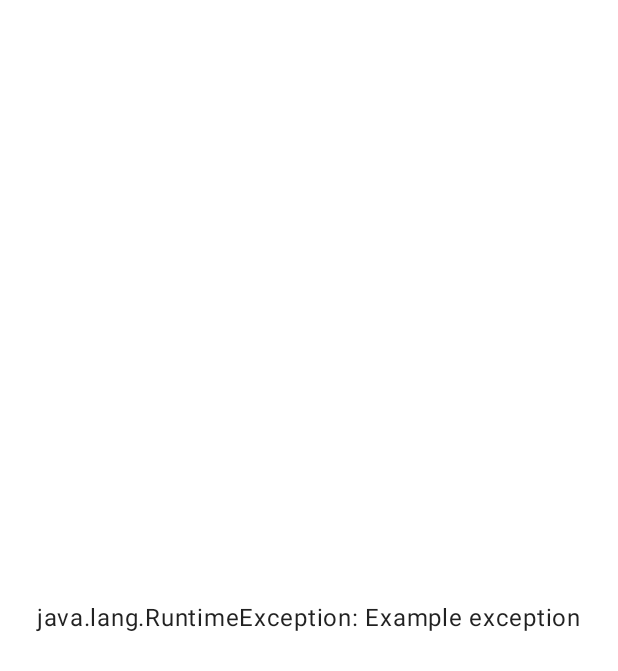
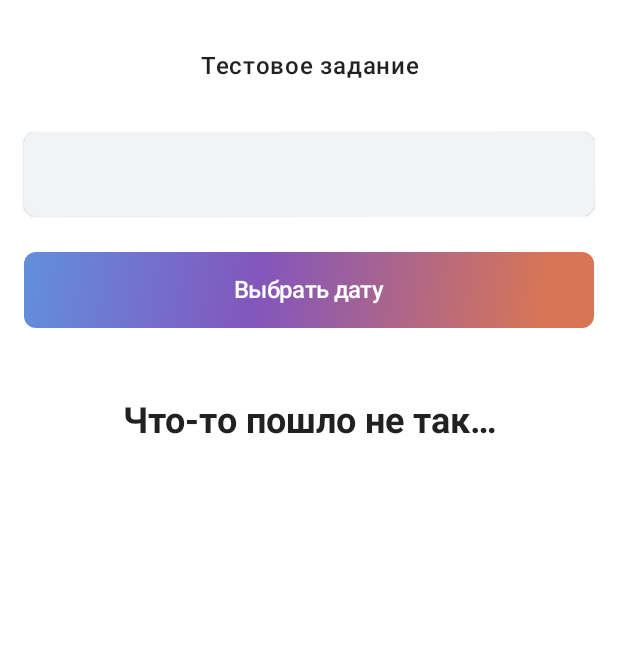
Before and after one commit to Sholastik/EthereumPrice, an Android app built with Jetpack Compose: the @Preview function PriceScreenBodyErrorPreview, on a phone screen of 412 x 824 dp. Shown: the top 671 px of the screen. Run offline under Robolectric (Android 15) with nearby library versions, the phone set to English and light mode, and no system bars.

Commit message:
Added Error and Loading states into UI

```diff
--- a/app/src/main/java/com/vyacheslavivanov/ethereumprice/ui/price/PriceDateCard.kt
+++ b/app/src/main/java/com/vyacheslavivanov/ethereumprice/ui/price/PriceDateCard.kt
@@ -16,30 +16,40 @@ import androidx.compose.ui.tooling.preview.Preview
 import androidx.compose.ui.unit.dp
 import androidx.compose.ui.unit.sp
 import com.vyacheslavivanov.ethereumprice.R
+import com.vyacheslavivanov.ethereumprice.data.Resource
 import com.vyacheslavivanov.ethereumprice.data.price.Price
 import java.text.SimpleDateFormat
 import java.util.*
 
 @OptIn(ExperimentalMaterialApi::class)
 @Composable
-fun PriceDateCard(modifier: Modifier = Modifier, price: Price, onClick: () -> Unit) {
+fun PriceDateCard(
+    modifier: Modifier = Modifier,
+    price: Resource<Price>,
+    onClick: () -> Unit
+) {
     Card(
         modifier = modifier,
         backgroundColor = Color(0xFFF2F3F5),
         shape = RoundedCornerShape(8.dp),
         onClick = onClick
     ) {
+        val text = when (price) {
+            is Resource.Success -> when (price.data) {
+                is Price.Live -> stringResource(id = R.string.price_card_date_now)
+                is Price.Historical -> SimpleDateFormat(
+                    stringResource(id = R.string.price_card_date_format),
+                    Locale.getDefault()
+                ).format(price.data.date)
+            }
+            else -> ""
+        }
+
         Text(
             modifier = Modifier
                 .padding(16.dp)
                 .fillMaxWidth(),
-            text = when (price) {
-                is Price.Live -> stringResource(id = R.string.price_card_date_now)
-                is Price.Historical -> SimpleDateFormat(
-                    stringResource(id = R.string.price_card_date_format),
-                    Locale.getDefault()
-                ).format(price.date)
-            },
+            text = text,
             textAlign = TextAlign.Center,
             fontSize = 16.sp
         )
@@ -55,8 +65,10 @@ fun PriceDateCardPreview() {
     Column {
         PriceDateCard(
             modifier = Modifier.padding(16.dp),
-            price = Price.Live(
-                100.0
+            price = Resource.Success(
+                Price.Live(
+                    100.0
+                )
             ),
             onClick = {}
         )
--- a/app/src/main/java/com/vyacheslavivanov/ethereumprice/ui/price/PriceScreen.kt
+++ b/app/src/main/java/com/vyacheslavivanov/ethereumprice/ui/price/PriceScreen.kt
@@ -1,14 +1,14 @@
 package com.vyacheslavivanov.ethereumprice.ui.price
 
-import androidx.compose.foundation.layout.*
-import androidx.compose.material.CircularProgressIndicator
+import androidx.compose.foundation.layout.Column
+import androidx.compose.foundation.layout.Spacer
+import androidx.compose.foundation.layout.height
+import androidx.compose.foundation.layout.padding
 import androidx.compose.material.MaterialTheme
 import androidx.compose.material.Scaffold
-import androidx.compose.material.Text
 import androidx.compose.runtime.Composable
 import androidx.compose.runtime.collectAsState
 import androidx.compose.runtime.getValue
-import androidx.compose.ui.Alignment
 import androidx.compose.ui.Modifier
 import androidx.compose.ui.tooling.preview.Preview
 import androidx.compose.ui.unit.dp
@@ -30,28 +30,19 @@ fun PriceScreen(viewModel: PriceViewModel) {
 
 @Composable
 fun PriceBody(modifier: Modifier = Modifier, price: Resource<Price>) {
-    when (price) {
-        is Resource.Error -> Column(
-            modifier = modifier.fillMaxSize(),
-            verticalArrangement = Arrangement.Center,
-            horizontalAlignment = Alignment.CenterHorizontally
-        ) {
-            Text(price.exception.toString())
-        }
-        Resource.Loading -> CircularProgressIndicator()
-        is Resource.Success -> Column(
+    Column(
         modifier = modifier.padding(16.dp),
     ) {
         PriceScreenTitle()
         Spacer(modifier = Modifier.height(16.dp))
-            PriceDateCard(price = price.data, onClick = {
+
+        PriceDateCard(price = price, onClick = {
 
         })
         Spacer(modifier = Modifier.height(24.dp))
         PriceDateSelectButton()
         Spacer(modifier = Modifier.height(48.dp))
-            PriceText(price = price.data)
-        }
+        PriceText(price = price)
     }
 }
 
--- a/app/src/main/java/com/vyacheslavivanov/ethereumprice/ui/price/PriceText.kt
+++ b/app/src/main/java/com/vyacheslavivanov/ethereumprice/ui/price/PriceText.kt
@@ -2,34 +2,41 @@ package com.vyacheslavivanov.ethereumprice.ui.price
 
 import androidx.compose.foundation.Image
 import androidx.compose.foundation.layout.*
+import androidx.compose.material.CircularProgressIndicator
 import androidx.compose.material.Text
 import androidx.compose.runtime.Composable
 import androidx.compose.ui.Alignment
 import androidx.compose.ui.Modifier
 import androidx.compose.ui.graphics.vector.ImageVector
+import androidx.compose.ui.res.stringResource
 import androidx.compose.ui.res.vectorResource
 import androidx.compose.ui.text.TextStyle
 import androidx.compose.ui.text.font.FontWeight
+import androidx.compose.ui.text.style.TextAlign
 import androidx.compose.ui.tooling.preview.Preview
 import androidx.compose.ui.unit.dp
 import androidx.compose.ui.unit.sp
 import com.vyacheslavivanov.ethereumprice.R
+import com.vyacheslavivanov.ethereumprice.data.Resource
 import com.vyacheslavivanov.ethereumprice.data.price.Price
 
 @Composable
 fun PriceText(
     modifier: Modifier = Modifier,
-    price: Price
+    price: Resource<Price>
 ) {
     val style = TextStyle(
         fontWeight = FontWeight.Bold,
         fontSize = 24.sp
     )
+
     Row(
         modifier = modifier.fillMaxWidth(),
         verticalAlignment = Alignment.CenterVertically,
         horizontalArrangement = Arrangement.Center
     ) {
+        when (price) {
+            is Resource.Success -> {
                 Text(
                     text = "1",
                     style = style
@@ -39,9 +46,21 @@ fun PriceText(
                     contentDescription = null,
                 )
                 Text(
-            text = "= ${String.format("%.2f", price.price)} $",
+                    text = "= ${String.format("%.2f", price.data.price)} $",
                     style = style
                 )
+            }
+            is Resource.Loading -> {
+                CircularProgressIndicator()
+            }
+            is Resource.Error -> {
+                Text(
+                    stringResource(id = R.string.price_screen_exception_title),
+                    style = style,
+                    textAlign = TextAlign.Center
+                )
+            }
+        }
     }
 }
 
@@ -54,8 +73,10 @@ fun PriceTextPreview() {
     Column {
         PriceText(
             modifier = Modifier.padding(16.dp),
-            price = Price.Live(
+            price = Resource.Success(
+                Price.Live(
                     price = 100.0
+                )
             )
         )
     }
--- a/app/src/main/res/values/strings.xml
+++ b/app/src/main/res/values/strings.xml
@@ -4,4 +4,5 @@
     <string name="price_card_date_now">Сейчас</string>
     <string name="price_card_date_format">d MMMM yyyy, EE, HH:mm</string>
     <string name="price_date_button_title">Выбрать дату</string>
+    <string name="price_screen_exception_title">Что-то пошло не так…</string>
 </resources>
```
Lines whose indentation alone changed are shown as unchanged.
